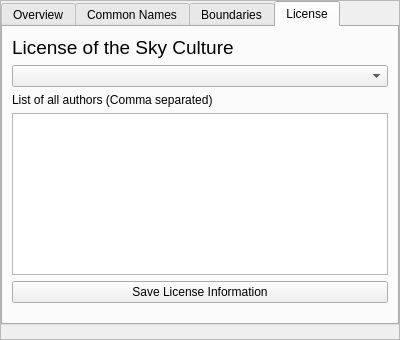
Qt form plugins/SkyCultureMaker/src/gui/scmSkyCultureDialog.ui (Stellarium/stellarium) before a commit.
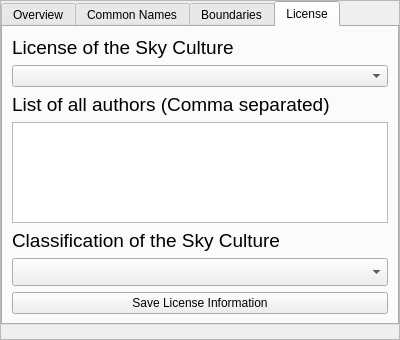
The same form after that commit. The open tabs and pages were chosen to show the change. Custom widgets are drawn as their Qt base class.

Commit message: add classification selector

```diff
--- a/plugins/SkyCultureMaker/src/gui/scmSkyCultureDialog.ui
+++ b/plugins/SkyCultureMaker/src/gui/scmSkyCultureDialog.ui
@@ -288,6 +288,11 @@
           </item>
           <item>
            <widget class="QLabel" name="authorListLbl">
+            <property name="font">
+             <font>
+              <pointsize>14</pointsize>
+             </font>
+            </property>
             <property name="text">
              <string>List of all authors (Comma separated)</string>
             </property>
@@ -296,6 +301,27 @@
           <item>
            <widget class="QTextEdit" name="authorsTE"/>
           </item>
+          <item>
+           <widget class="QLabel" name="classificationLbl">
+            <property name="font">
+             <font>
+              <pointsize>14</pointsize>
+             </font>
+            </property>
+            <property name="text">
+             <string>Classification of the Sky Culture</string>
+            </property>
+           </widget>
+          </item>
+          <item>
+           <widget class="QComboBox" name="classificationCB">
+            <property name="font">
+             <font>
+              <pointsize>13</pointsize>
+             </font>
+            </property>
+           </widget>
+          </item>
           <item>
            <widget class="QPushButton" name="saveLicenseBtn">
             <property name="text">
```
The commit also changes 6 other files.
